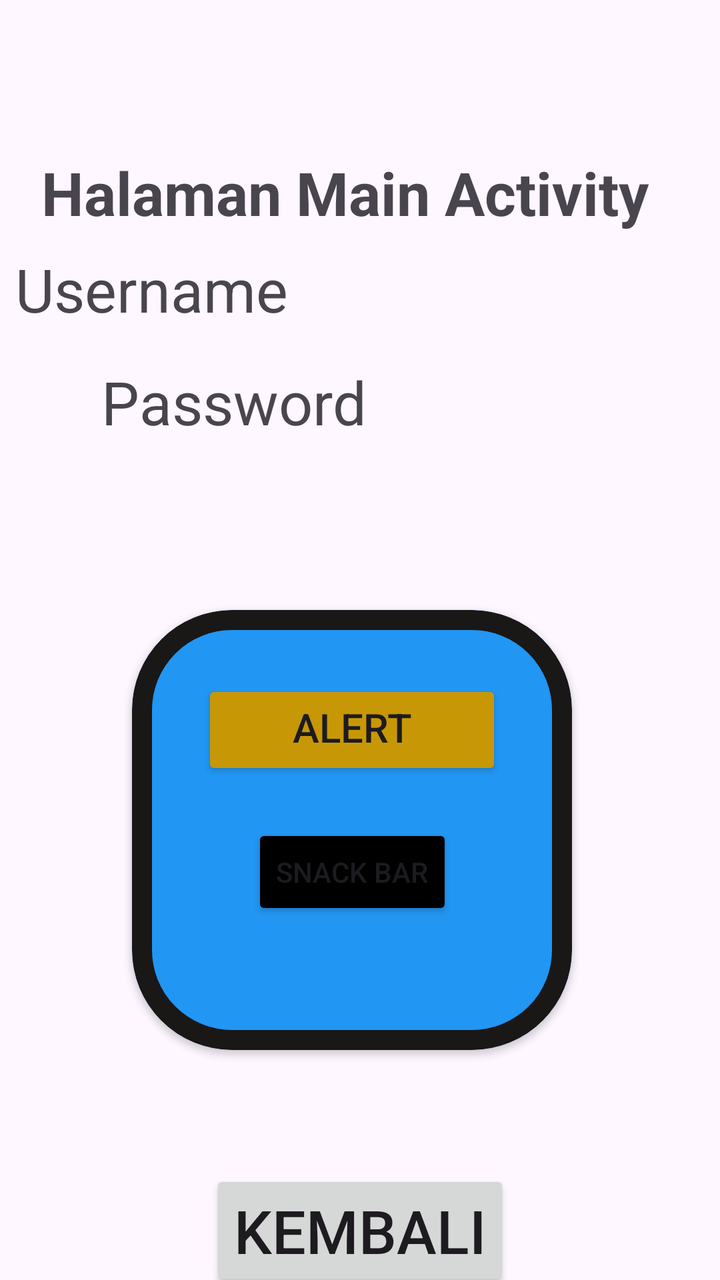
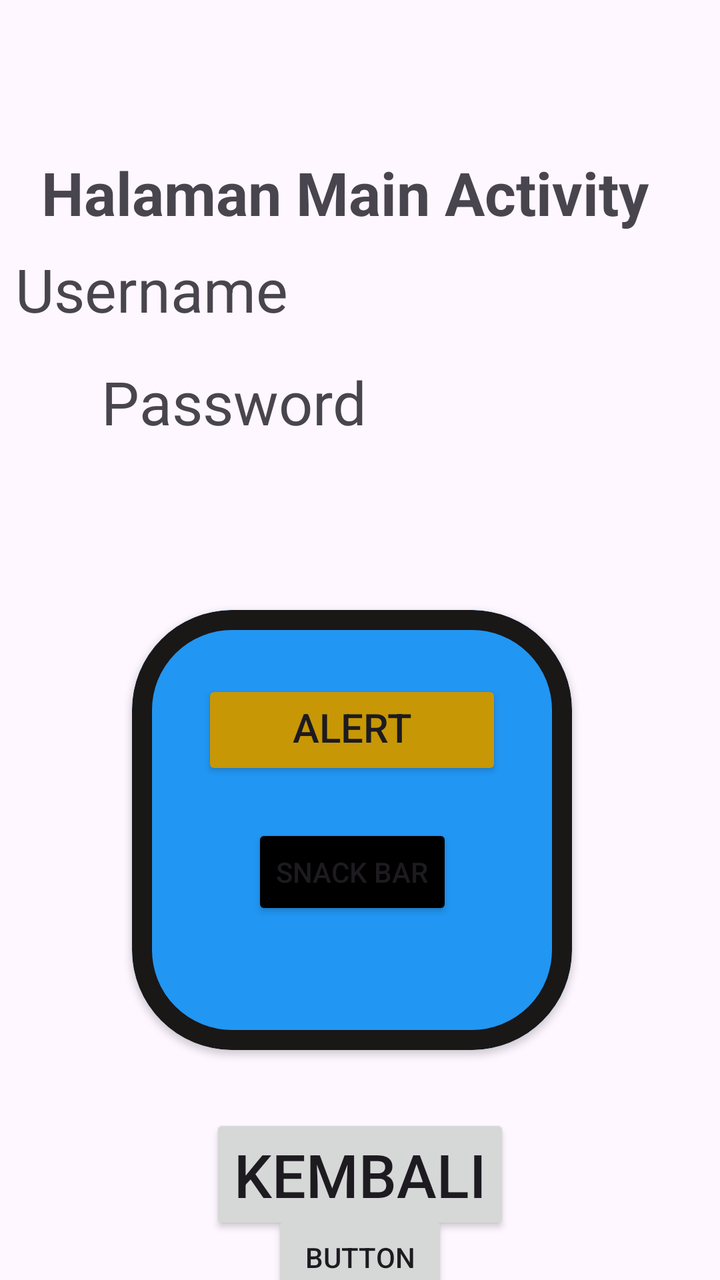

Before-and-after screenshots of an Android layout around one commit, followed by the original layout XML and the change that was made.
<!-- AndroidManifest.xml: application theme Theme.PujaErista_3TIB -->
<!-- res/layout/activity_main.xml -->
<?xml version="1.0" encoding="utf-8"?>
<androidx.constraintlayout.widget.ConstraintLayout xmlns:android="http://schemas.android.com/apk/res/android"
    xmlns:app="http://schemas.android.com/apk/res-auto"
    xmlns:tools="http://schemas.android.com/tools"
    android:id="@+id/main"
    android:layout_width="match_parent"
    android:layout_height="match_parent"
    tools:context=".MainActivity">

    <TextView
        android:id="@+id/textView7"
        android:layout_width="wrap_content"
        android:layout_height="wrap_content"
        android:layout_marginTop="76dp"
        android:text="Halaman Main Activity"
        android:textSize="30dp"
        android:textStyle="bold"
        app:layout_constraintEnd_toEndOf="parent"
        app:layout_constraintHorizontal_bias="0.367"
        app:layout_constraintStart_toStartOf="parent"
        app:layout_constraintTop_toTopOf="parent" />

    <TextView
        android:id="@+id/txtUsername"
        android:layout_width="wrap_content"
        android:layout_height="wrap_content"
        android:layout_marginTop="8dp"
        android:layout_marginEnd="216dp"

        android:text="Username"

        android:textSize="30dp"
        app:layout_constraintEnd_toEndOf="parent"
        app:layout_constraintTop_toBottomOf="@+id/textView7" />

    <TextView
        android:id="@+id/txtPassword"
        android:layout_width="wrap_content"
        android:layout_height="wrap_content"
        android:layout_marginTop="16dp"
        android:text="Password"
        android:textSize="30dp"
        app:layout_constraintEnd_toEndOf="parent"
        app:layout_constraintHorizontal_bias="0.223"
        app:layout_constraintStart_toStartOf="parent"
        app:layout_constraintTop_toBottomOf="@+id/txtUsername" />

    <com.google.android.material.card.MaterialCardView
        android:id="@+id/materialCardView"
        android:layout_width="220dp"
        android:layout_height="220dp"
        android:layout_marginTop="84dp"
        app:cardBackgroundColor="#2196F3"
        app:cardElevation="2dp"
        app:strokeColor="#1A1717"
        app:strokeWidth="10dp"
        app:cardCornerRadius="50dp"
        app:layout_constraintEnd_toEndOf="parent"
        app:layout_constraintHorizontal_bias="0.471"
        app:layout_constraintStart_toStartOf="parent"
        app:layout_constraintTop_toBottomOf="@+id/txtPassword">

        <androidx.constraintlayout.widget.ConstraintLayout
            android:layout_width="match_parent"
            android:layout_height="match_parent"
            android:layout_margin="15dp">

            <Button
                android:id="@+id/btnAlertDialog"
                android:layout_width="150dp"
                android:layout_height="50dp"
                android:layout_marginTop="20dp"
                android:backgroundTint="#C79705"
                android:text="Alert Dialog"
                android:textSize="20dp"
                app:layout_constraintEnd_toEndOf="parent"
                app:layout_constraintStart_toStartOf="parent"
                app:layout_constraintTop_toTopOf="parent" />

            <Button
                android:id="@+id/btnSnackBar"
                android:layout_width="wrap_content"
                android:layout_height="wrap_content"
                android:layout_marginTop="92dp"
                android:backgroundTint="@color/black"
                android:text="Snack Bar"
                app:layout_constraintEnd_toEndOf="parent"
                app:layout_constraintStart_toStartOf="parent"
                app:layout_constraintTop_toTopOf="parent" />
        </androidx.constraintlayout.widget.ConstraintLayout>

    </com.google.android.material.card.MaterialCardView>


    <Button
        android:id="@+id/btnKembali"
        android:layout_width="wrap_content"
        android:layout_height="wrap_content"
        android:layout_marginTop="60dp"
        android:text="Kembali"
        android:textSize="30dp"
        app:layout_constraintEnd_toEndOf="parent"
        app:layout_constraintStart_toStartOf="parent"
        app:layout_constraintTop_toBottomOf="@+id/materialCardView" />

</androidx.constraintlayout.widget.ConstraintLayout>
<!-- resources referenced by this layout -->
<resources>
  <color name="black">#FF000000</color>
  <style name="Theme.PujaErista_3TIB" parent="Base.Theme.PujaErista_3TIB" />
  <style name="Base.Theme.PujaErista_3TIB" parent="Theme.Material3.DayNight.NoActionBar">
          
          
      </style>
</resources>

<!-- the commit's change to res/layout/activity_main.xml (unified diff, before → after) -->
@@ -26,9 +26,7 @@
         android:layout_height="wrap_content"
         android:layout_marginTop="8dp"
         android:layout_marginEnd="216dp"
-
         android:text="Username"
-
         android:textSize="30dp"
         app:layout_constraintEnd_toEndOf="parent"
         app:layout_constraintTop_toBottomOf="@+id/textView7" />
@@ -96,11 +94,21 @@
         android:id="@+id/btnKembali"
         android:layout_width="wrap_content"
         android:layout_height="wrap_content"
-        android:layout_marginTop="60dp"
+        android:layout_marginTop="32dp"
         android:text="Kembali"
         android:textSize="30dp"
         app:layout_constraintEnd_toEndOf="parent"
         app:layout_constraintStart_toStartOf="parent"
         app:layout_constraintTop_toBottomOf="@+id/materialCardView" />
 
+    <Button
+        android:id="@+id/btnToLima"
+        android:layout_width="wrap_content"
+        android:layout_height="wrap_content"
+        android:text="Button"
+        app:layout_constraintBottom_toBottomOf="parent"
+        app:layout_constraintEnd_toEndOf="parent"
+        app:layout_constraintStart_toStartOf="parent"
+        app:layout_constraintTop_toBottomOf="@+id/btnKembali" />
+
 </androidx.constraintlayout.widget.ConstraintLayout>
